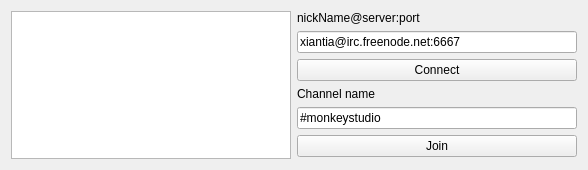
Qt form v2/branches/dev/plugins/network/Irc/src/ui/UIIrcMain.ui (testmana2/mks) before a commit.
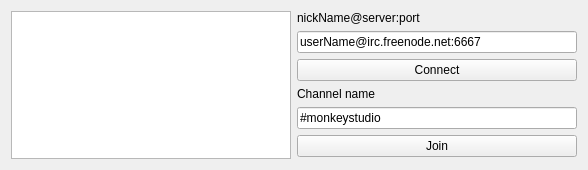
The same form after that commit.

Commit message:
Add Tag and the end of userName
Use now QPlainTextEdit , more speed

Diff of the .ui file:
```diff
--- a/v2/branches/dev/plugins/network/Irc/src/ui/UIIrcMain.ui
+++ b/v2/branches/dev/plugins/network/Irc/src/ui/UIIrcMain.ui
@@ -32,7 +32,7 @@
      <item>
       <widget class="QLineEdit" name="leNickServerPort" >
        <property name="text" >
-        <string>xiantia@irc.freenode.net:6667</string>
+        <string>userName@irc.freenode.net:6667</string>
        </property>
       </widget>
      </item>
```
The commit also changes 3 other files.
